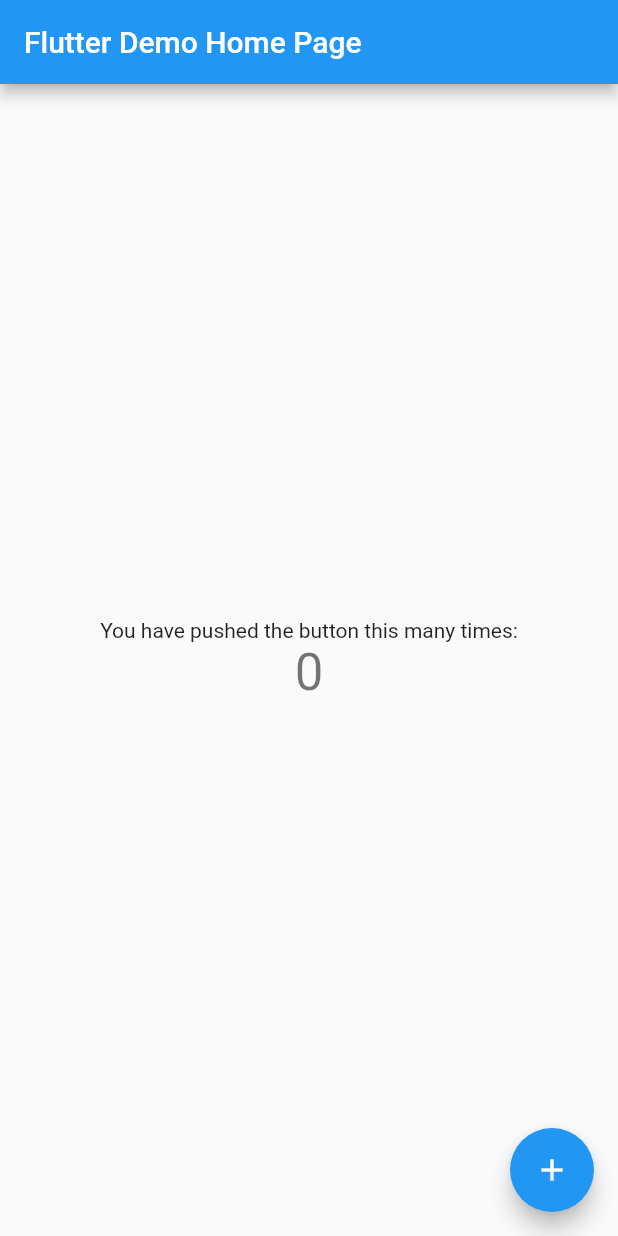
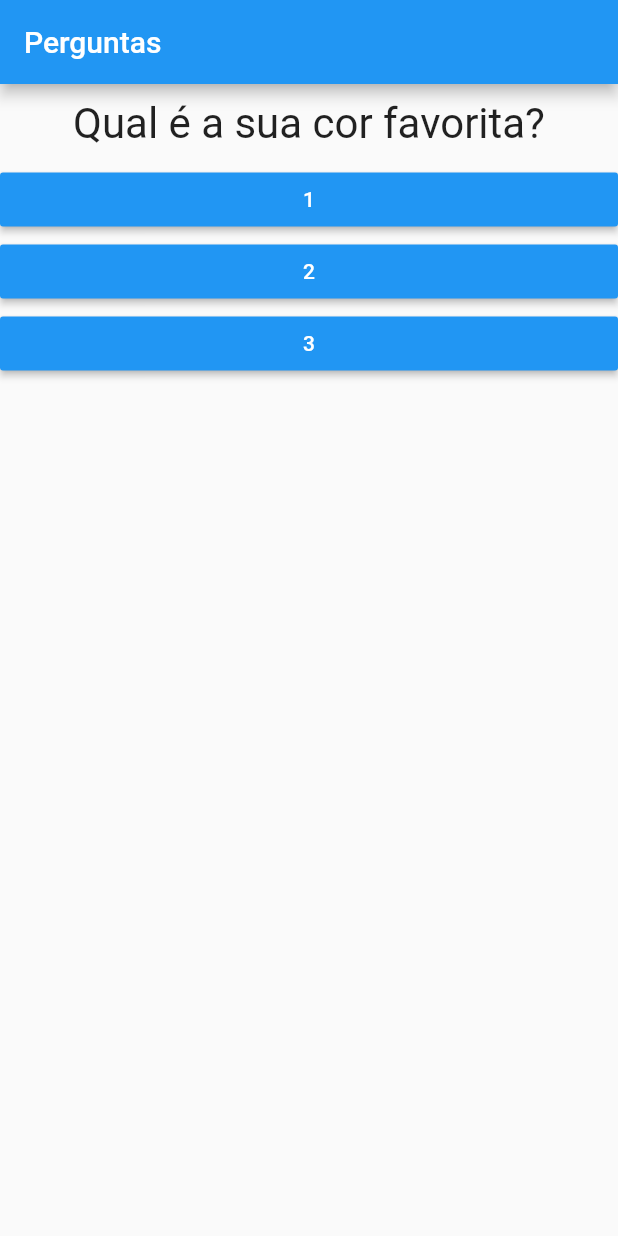
Before and after one commit to lnnalcant/curso-flutter, a Flutter app: the screen it shows after launch, on a phone screen of 412 x 824 dp. Run offline on Flutter 3.47's test engine with Material 2 defaults, Android fonts, the phone set to English and light mode, and no system bars.

Commit message:
feito até a aula 44

```diff
--- a/projeto_perguntas/lib/main.dart
+++ b/projeto_perguntas/lib/main.dart
@@ -1,66 +1,46 @@
+import 'package:flutter/cupertino.dart';
 import 'package:flutter/material.dart';
+import './questao.dart';
+import './reposta.dart';
 
-void main() {
-  runApp(MyApp());
-}
+main() => runApp(PerguntaApp());
 
-class MyApp extends StatelessWidget {
-  @override
-  Widget build(BuildContext context) {
-    return MaterialApp(
-      title: 'Flutter Demo',
-      theme: ThemeData(
-        primarySwatch: Colors.blue,
-        visualDensity: VisualDensity.adaptivePlatformDensity,
-      ),
-      home: MyHomePage(title: 'Flutter Demo Home Page'),
-    );
-  }
-}
+class _PerguntaAppState extends State<PerguntaApp> {
+  var _perguntaSelecionada = 0;
 
-class MyHomePage extends StatefulWidget {
-  MyHomePage({Key key, this.title}) : super(key: key);
-
-  final String title;
-
-  @override
-  _MyHomePageState createState() => _MyHomePageState();
-}
-
-class _MyHomePageState extends State<MyHomePage> {
-  int _counter = 0;
-
-  void _incrementCounter() {
+  void _responder() {
     setState(() {
-      _counter++;
+      _perguntaSelecionada++;
     });
   }
 
   @override
   Widget build(BuildContext context) {
-    return Scaffold(
-      appBar: AppBar(
-        title: Text(widget.title),
-      ),
-      body: Center(
-        child: Column(
-          mainAxisAlignment: MainAxisAlignment.center,
-          children: <Widget>[
-            Text(
-              'You have pushed the button this many times:',
-            ),
-            Text(
-              '$_counter',
-              style: Theme.of(context).textTheme.headline4,
-            ),
+    final List<String> perguntas = [
+      'Qual é a sua cor favorita?',
+      'Qual é o seu animal favorito?',
+    ];
+
+    return MaterialApp(
+      home: Scaffold(
+        appBar: AppBar(
+          title: Text('Perguntas'),
+        ),
+        body: Column(
+          children: [
+            Questao(perguntas[_perguntaSelecionada]),
+            Resposta('1', _responder),
+            Resposta('2', _responder),
+            Resposta('3', _responder),
           ],
         ),
-      ),
-      floatingActionButton: FloatingActionButton(
-        onPressed: _incrementCounter,
-        tooltip: 'Increment',
-        child: Icon(Icons.add),
       ),
     );
   }
 }
+
+class PerguntaApp extends StatefulWidget {
+  _PerguntaAppState createState() {
+    return _PerguntaAppState();
+  }
+}
--- /dev/null
+++ b/projeto_perguntas/lib/questao.dart
@@ -0,0 +1,20 @@
+import 'package:flutter/material.dart';
+
+class Questao extends StatelessWidget {
+  final String texto;
+
+  Questao(this.texto);
+
+  @override
+  Widget build(BuildContext context) {
+    return Container(
+      width: double.infinity,
+      margin: EdgeInsets.all(10),
+      child: Text(
+        texto,
+        style: TextStyle(fontSize: 28),
+        textAlign: TextAlign.center,
+      ),
+    );
+  }
+}
--- /dev/null
+++ b/projeto_perguntas/lib/reposta.dart
@@ -0,0 +1,21 @@
+import 'package:flutter/material.dart';
+
+class Resposta extends StatelessWidget {
+  final String texto;
+  final void Function() quandoSelecionado;
+
+  Resposta(this.texto, this.quandoSelecionado);
+
+  @override
+  Widget build(BuildContext context) {
+    return Container(
+      width: double.infinity,
+      child: RaisedButton(
+        textColor: Colors.white,
+        color: Colors.blue,
+        child: Text(texto),
+        onPressed: quandoSelecionado,
+      ),
+    );
+  }
+}
```
Also changed, not shown: 1 other file.
